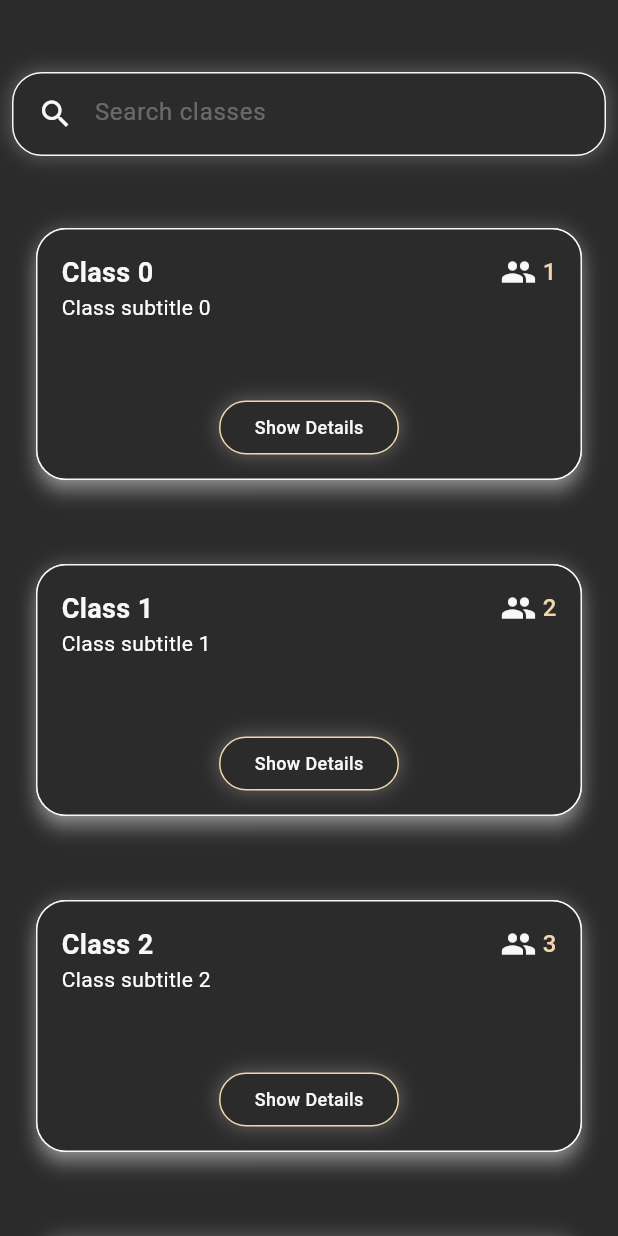
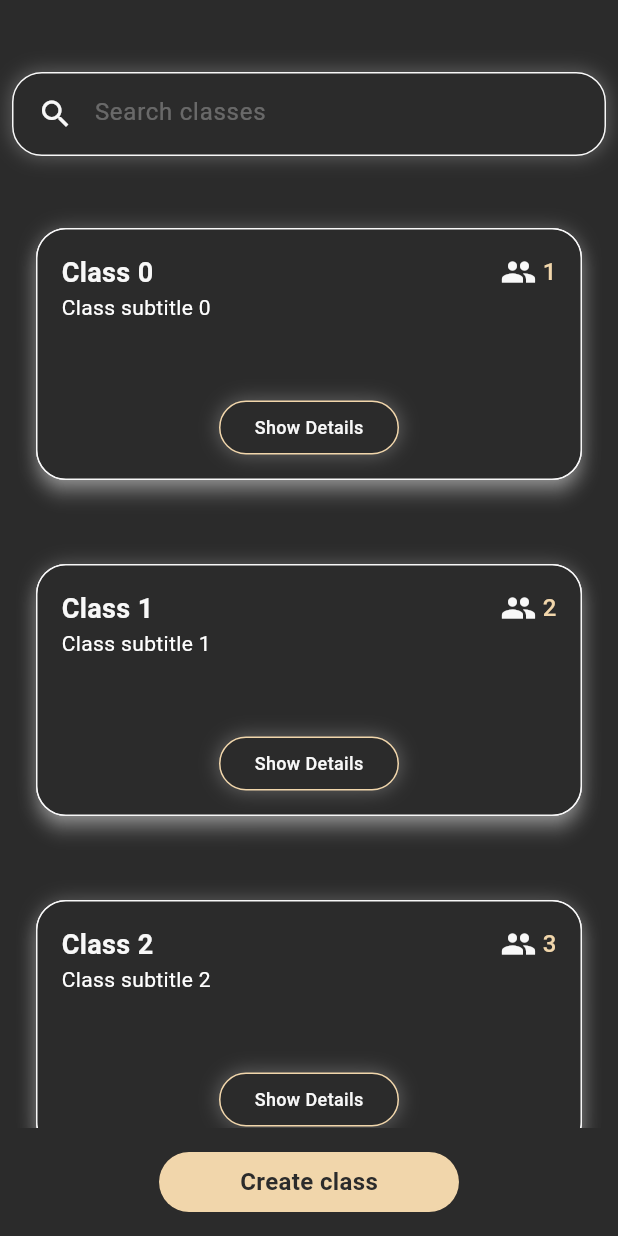
Before and after one commit to School-Money/SchoolMoney, a Flutter app: the ClassesScreen screen opened directly, on a phone screen of 412 x 824 dp. Run offline on Flutter 3.47's test engine with Material 3 defaults, Android fonts, the phone set to English and light mode, and no system bars.

Commit message:
Add create class button

```diff
--- a/lib/screens/main/classes_screen.dart
+++ b/lib/screens/main/classes_screen.dart
@@ -1,4 +1,5 @@
 import 'package:flutter/material.dart';
+import 'package:school_money/components/auth/auth_button.dart';
 import 'package:school_money/components/main/search_text_field.dart';
 import 'package:school_money/constants/app_colors.dart';
 import 'package:school_money/components/main/class_card.dart';
@@ -98,6 +99,22 @@ class ClassesScreenState extends State<ClassesScreen> {
                 },
               ),
             ),
+            OverflowBar(
+              alignment: MainAxisAlignment.center,
+              children: [
+                Padding(
+                  padding: const EdgeInsets.symmetric(vertical: 16),
+                  child: SizedBox(
+                    height: 40,
+                    width: 200,
+                    child: AuthButton(
+                      text: 'Create class',
+                      onPressed: () {},
+                    ),
+                  ),
+                ),
+              ],
+            ),
           ],
         ),
       ),
```
